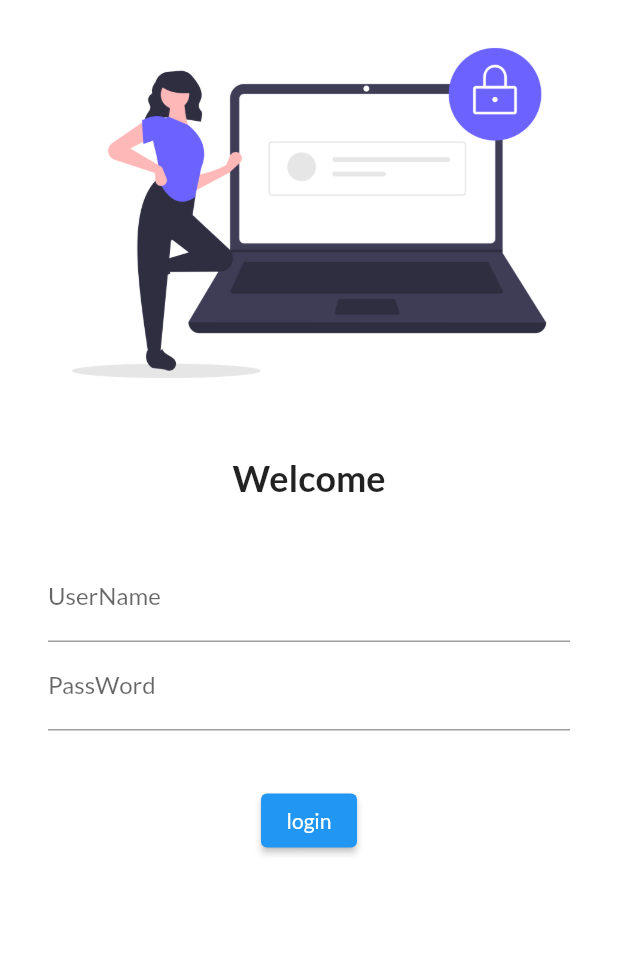
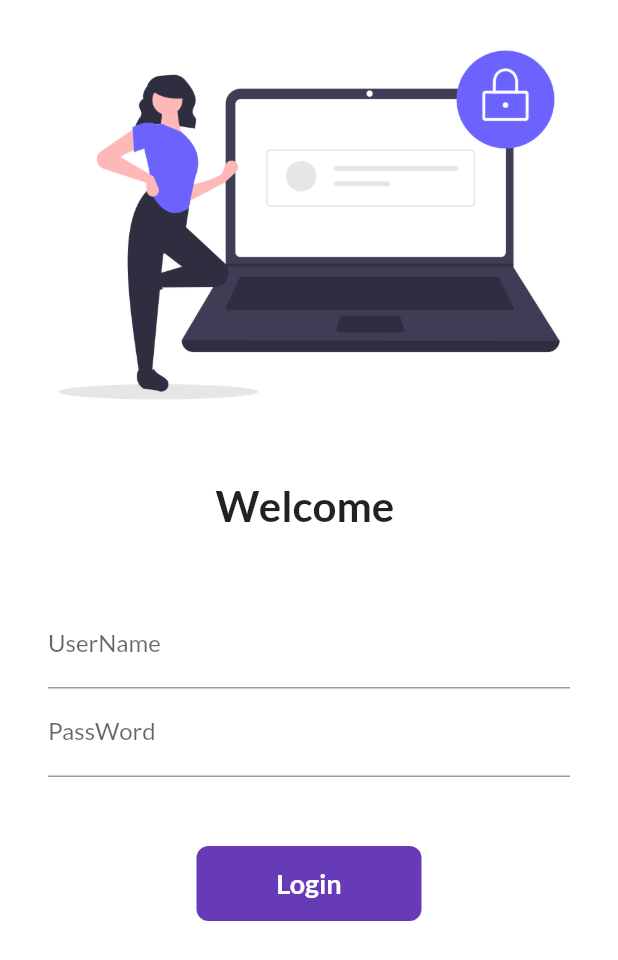
Before and after one commit to Raj007-bit/CatalogApp, a Flutter app: the screen it shows after launch, on a phone screen of 412 x 824 dp. Shown: the top 960 px of the screen. Run offline on Flutter 3.47's test engine with Material 2 defaults, Android fonts, the phone set to English and light mode, and no system bars; our stand-ins replace google_fonts.

Commit message:
first Commit

```diff
--- a/lib/Pages/login_page.dart
+++ b/lib/Pages/login_page.dart
@@ -1,33 +1,42 @@
-import 'dart:developer';
+import 'package:flutter/material.dart';
+import 'package:flutter_application_1/utils/routes.dart';
 
-import 'package:flutter/material.dart';
+class LoginPage extends StatefulWidget {
+  const LoginPage({Key? key}) : super(key: key);
 
-class LoginPage extends StatelessWidget {
-  const LoginPage({Key? key}) : super(key: key);
+  @override
+  State<LoginPage> createState() => _LoginPageState();
+}
+
+class _LoginPageState extends State<LoginPage> {
+  var name = "";
+  bool changeButton = false;
 
   @override
   Widget build(BuildContext context) {
     return Material(
       color: Colors.white,
+      child: SingleChildScrollView(
         child: Column(
           children: [
             Image.asset(
               "assets/images/login_page.png",
               fit: BoxFit.cover,
+              height: 300,
             ),
             // ignore: prefer_const_constructors
             SizedBox(
-            height: 20.0,
+              height: 20,
             ),
-          const Text(
-            "Welcome",
-            style: TextStyle(
-              fontSize: 24,
+            Text(
+              "Welcome $name",
+              style: const TextStyle(
+                fontSize: 28,
                 fontWeight: FontWeight.bold,
               ),
             ),
             const SizedBox(
-            height: 20.0,
+              height: 30.0,
             ),
 
             Padding(
@@ -40,6 +49,10 @@ class LoginPage extends StatelessWidget {
                       hintText: "Enter UserName",
                       labelText: "UserName",
                     ),
+                    onChanged: (value) {
+                      name = value;
+                      setState(() {});
+                    },
                   ),
                   TextFormField(
                     obscureText: true,
@@ -52,17 +65,45 @@ class LoginPage extends StatelessWidget {
               ),
             ),
             const SizedBox(
-            height: 20.0,
+              height: 30.0,
             ),
 
-          ElevatedButton(
-            onPressed: () {
-              log("Hi Random User");
+            InkWell(
+              onTap: () async {
+                setState(() {
+                  changeButton = true;
+                });
+                await Future.delayed(const Duration(seconds: 1));
+                // ignore: use_build_context_synchronously
+                Navigator.pushNamed(context, MyRoutes.homeRoute);
               },
-            style: TextButton.styleFrom(),
-            child: const Text("login"),
+              child: AnimatedContainer(
+                duration: const Duration(seconds: 1),
+                width: changeButton ? 50 : 150,
+                height: 50,
+                alignment: Alignment.center,
+                // ignore: sort_child_properties_last
+                child: changeButton
+                    ? const Icon(
+                        Icons.done,
+                        color: Colors.white,
+                      )
+                    : const Text(
+                        "Login",
+                        style: TextStyle(
+                          color: Colors.white,
+                          fontWeight: FontWeight.bold,
+                          fontSize: 18,
+                        ),
+                      ),
+                decoration: BoxDecoration(
+                  color: Colors.deepPurple,
+                  borderRadius: BorderRadius.circular(changeButton ? 50 : 8),
+                ),
+              ),
             ),
           ],
+        ),
       ),
     );
   }
--- a/lib/main.dart
+++ b/lib/main.dart
@@ -1,6 +1,7 @@
 import 'package:flutter/material.dart';
 import 'package:flutter_application_1/Pages/home_page.dart';
 import 'package:flutter_application_1/Pages/login_page.dart';
+import 'package:flutter_application_1/utils/routes.dart';
 // ignore: depend_on_referenced_packages
 import 'package:google_fonts/google_fonts.dart';
 
@@ -14,12 +15,14 @@ class MyApp extends StatelessWidget {
   @override
   Widget build(BuildContext context) {
     return MaterialApp(
+      debugShowCheckedModeBanner: false,
       theme: ThemeData(
         fontFamily: GoogleFonts.lato().fontFamily,
       ),
       routes: {
         "/": (context) => const LoginPage(),
-        "/home": (context) => const HomePage(),
+        MyRoutes.homeRoute: (context) => const HomePage(),
+        MyRoutes.loginRoute: (context) => const LoginPage(),
       },
     );
   }
--- /dev/null
+++ b/lib/utils/routes.dart
@@ -0,0 +1,4 @@
+class MyRoutes {
+  static String loginRoute = "/login";
+  static String homeRoute = "/home";
+}
```
Also changed, not shown: 1 other file. Lines whose indentation alone changed are shown as unchanged.
